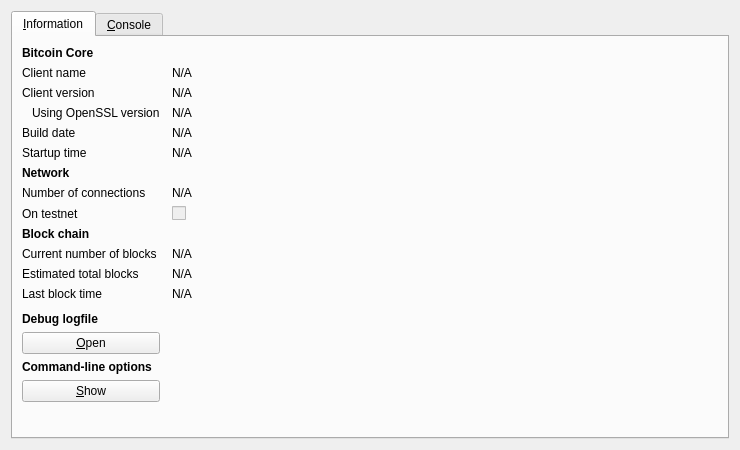
Old version of the form src/qt/forms/rpcconsole.ui in the repository KirkLazerous/Crazycoin.
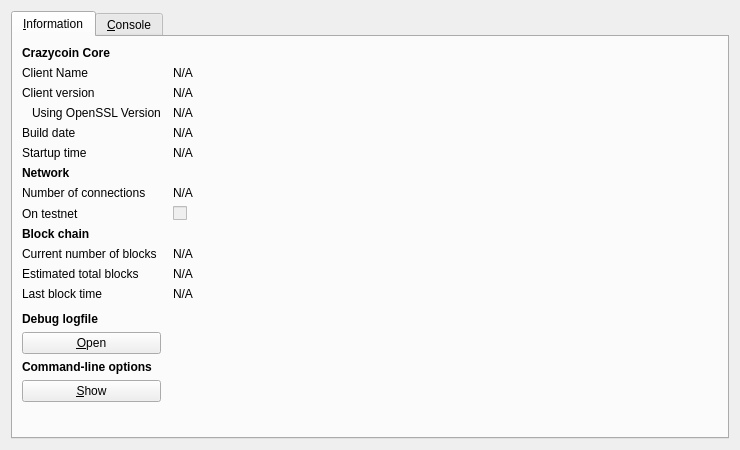
New version of the form. Icons and pictures are not drawn.

What changed in the file:
```diff
--- a/src/qt/forms/rpcconsole.ui
+++ b/src/qt/forms/rpcconsole.ui
@@ -36,14 +36,14 @@
           </font>
          </property>
          <property name="text">
-          <string>Bitcoin Core</string>
+          <string>Crazycoin Core</string>
          </property>
         </widget>
        </item>
        <item row="1" column="0">
         <widget class="QLabel" name="label_5">
          <property name="text">
-          <string>Client name</string>
+          <string>Client Name</string>
          </property>
         </widget>
        </item>
@@ -89,7 +89,7 @@
        <item row="3" column="0">
         <widget class="QLabel" name="label_14">
          <property name="text">
-          <string>Using OpenSSL version</string>
+          <string>Using OpenSSL Version</string>
          </property>
          <property name="indent">
           <number>10</number>
```
